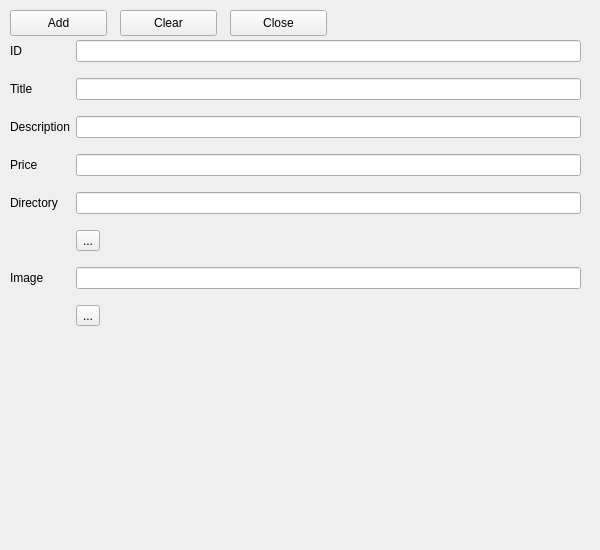
rajithavk/frontend, file inventory.ui: the form before one commit.
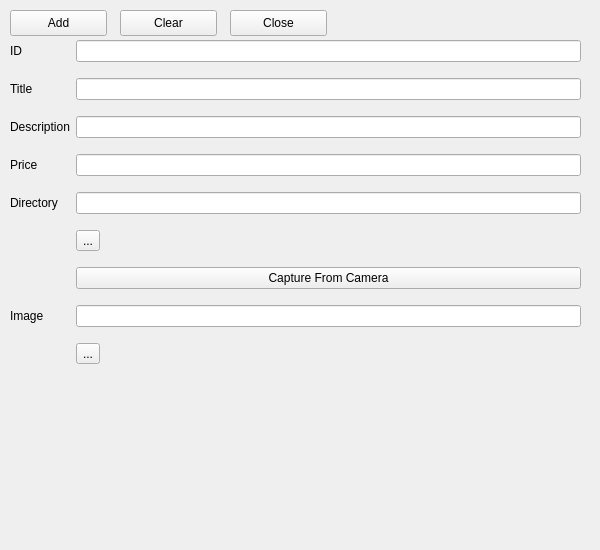
The form after the commit.

Diff of the .ui file:
```diff
--- a/inventory.ui
+++ b/inventory.ui
@@ -37,7 +37,7 @@
      <x>10</x>
      <y>40</y>
      <width>571</width>
-     <height>331</height>
+     <height>368</height>
     </rect>
    </property>
    <layout class="QFormLayout" name="formLayout">
@@ -107,23 +107,30 @@
       </property>
      </widget>
     </item>
-    <item row="6" column="0">
+    <item row="7" column="0">
      <widget class="QLabel" name="imageLabel">
       <property name="text">
        <string>Image</string>
       </property>
      </widget>
     </item>
-    <item row="6" column="1">
-     <widget class="QLineEdit" name="imageLineEdit"/>
-    </item>
     <item row="7" column="1">
+     <widget class="QLineEdit" name="imageLineEdit"/>
+    </item>
+    <item row="8" column="1">
      <widget class="QToolButton" name="toolButton_2">
       <property name="text">
        <string>...</string>
       </property>
      </widget>
     </item>
+    <item row="6" column="1">
+     <widget class="QPushButton" name="pushButton_4">
+      <property name="text">
+       <string>Capture From Camera</string>
+      </property>
+     </widget>
+    </item>
    </layout>
   </widget>
   <widget class="QPushButton" name="pushButton">
```
